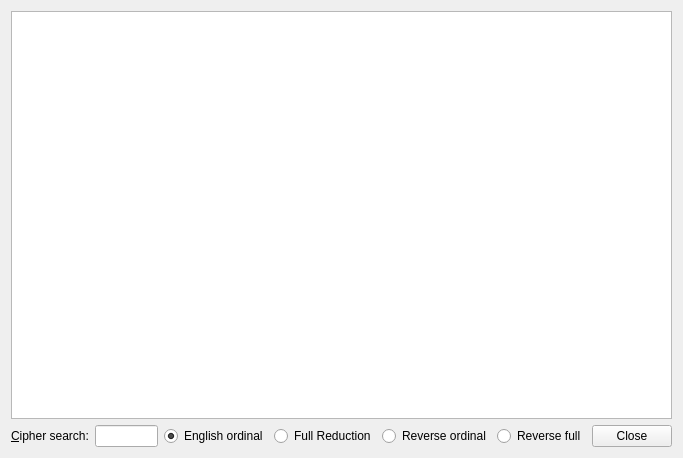
Before: the Qt Designer form headdialog.ui in QTinman/GAnalyzer, drawn with Qt 5.
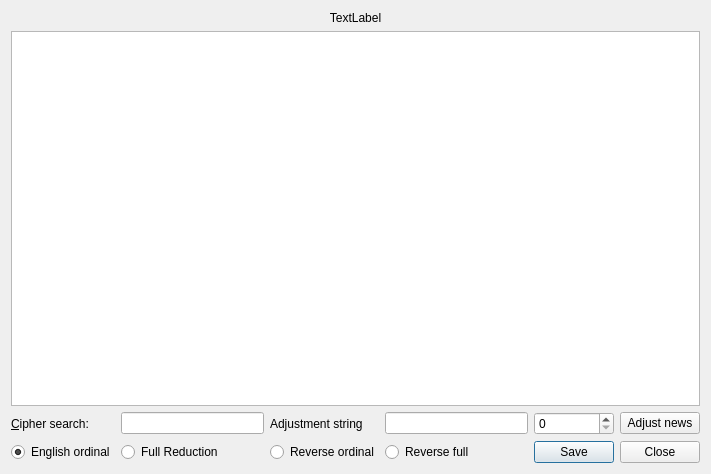
After: the same form once the commit is applied.

What changed in the file:
```diff
--- a/headdialog.ui
+++ b/headdialog.ui
@@ -6,20 +6,47 @@
    <rect>
     <x>0</x>
     <y>0</y>
-    <width>683</width>
-    <height>458</height>
+    <width>711</width>
+    <height>474</height>
    </rect>
   </property>
   <property name="windowTitle">
    <string>Dialog</string>
   </property>
   <layout class="QGridLayout" name="gridLayout_2">
-   <item row="0" column="0">
-    <widget class="QTextBrowser" name="textBrowser"/>
-   </item>
    <item row="1" column="0">
+    <widget class="QTextBrowser" name="textBrowser"/>
+   </item>
+   <item row="2" column="0">
     <layout class="QGridLayout" name="gridLayout">
+     <item row="2" column="5">
+      <widget class="QPushButton" name="pushButton">
+       <property name="text">
+        <string>Close</string>
+       </property>
+       <property name="autoDefault">
+        <bool>false</bool>
+       </property>
+      </widget>
+     </item>
      <item row="2" column="2">
+      <widget class="QRadioButton" name="reverseordinal">
+       <property name="text">
+        <string>Reverse ordinal</string>
+       </property>
+      </widget>
+     </item>
+     <item row="0" column="2">
+      <widget class="QLabel" name="label_2">
+       <property name="text">
+        <string>Adjustment string</string>
+       </property>
+       <property name="buddy">
+        <cstring>ajustinput</cstring>
+       </property>
+      </widget>
+     </item>
+     <item row="2" column="0">
       <widget class="QRadioButton" name="englisordinal">
        <property name="text">
         <string>English ordinal</string>
@@ -29,56 +56,72 @@
        </property>
       </widget>
      </item>
-     <item row="2" column="3">
+     <item row="0" column="0">
+      <widget class="QLabel" name="label">
+       <property name="text">
+        <string>&amp;Cipher search:</string>
+       </property>
+       <property name="buddy">
+        <cstring>lineEdit</cstring>
+       </property>
+      </widget>
+     </item>
+     <item row="2" column="1">
       <widget class="QRadioButton" name="fullreduction">
        <property name="text">
         <string>Full Reduction</string>
        </property>
       </widget>
      </item>
-     <item row="2" column="1">
+     <item row="2" column="3">
+      <widget class="QRadioButton" name="reversefull">
+       <property name="text">
+        <string>Reverse full</string>
+       </property>
+      </widget>
+     </item>
+     <item row="0" column="1">
       <widget class="QLineEdit" name="lineEdit">
        <property name="inputMask">
         <string/>
        </property>
       </widget>
      </item>
+     <item row="0" column="3">
+      <widget class="QLineEdit" name="ajustinput"/>
+     </item>
      <item row="2" column="4">
-      <widget class="QRadioButton" name="reverseordinal">
+      <widget class="QPushButton" name="SaveNewsFilter">
        <property name="text">
-        <string>Reverse ordinal</string>
+        <string>Save</string>
        </property>
       </widget>
      </item>
-     <item row="2" column="0">
-      <widget class="QLabel" name="label">
-       <property name="text">
-        <string>&amp;Cipher search:</string>
+     <item row="0" column="5">
+      <widget class="QPushButton" name="Adjust">
+       <property name="focusPolicy">
+        <enum>Qt::NoFocus</enum>
        </property>
-       <property name="buddy">
-        <cstring>lineEdit</cstring>
-       </property>
-      </widget>
-     </item>
-     <item row="2" column="6">
-      <widget class="QPushButton" name="pushButton">
        <property name="text">
-        <string>Close</string>
+        <string>Adjust news</string>
        </property>
-       <property name="autoDefault">
-        <bool>false</bool>
-       </property>
       </widget>
      </item>
-     <item row="2" column="5">
-      <widget class="QRadioButton" name="reversefull">
-       <property name="text">
-        <string>Reverse full</string>
-       </property>
-      </widget>
+     <item row="0" column="4">
+      <widget class="QSpinBox" name="numberofchar"/>
      </item>
     </layout>
    </item>
+   <item row="0" column="0">
+    <widget class="QLabel" name="current_url">
+     <property name="text">
+      <string>TextLabel</string>
+     </property>
+     <property name="alignment">
+      <set>Qt::AlignCenter</set>
+     </property>
+    </widget>
+   </item>
   </layout>
  </widget>
  <tabstops>
```
Left out of the diff: 12 changed lines with no effect on the pictures.
